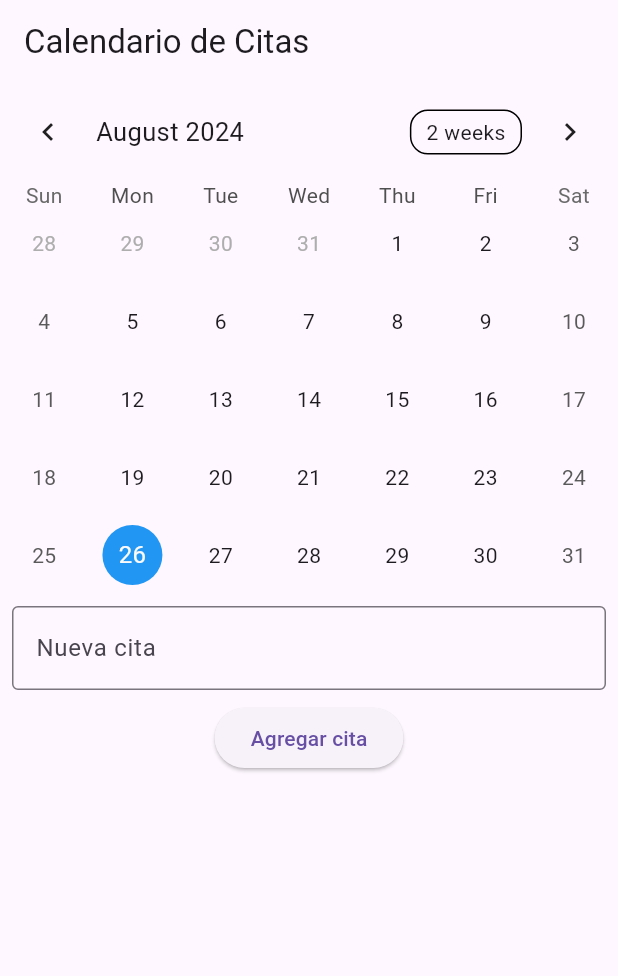
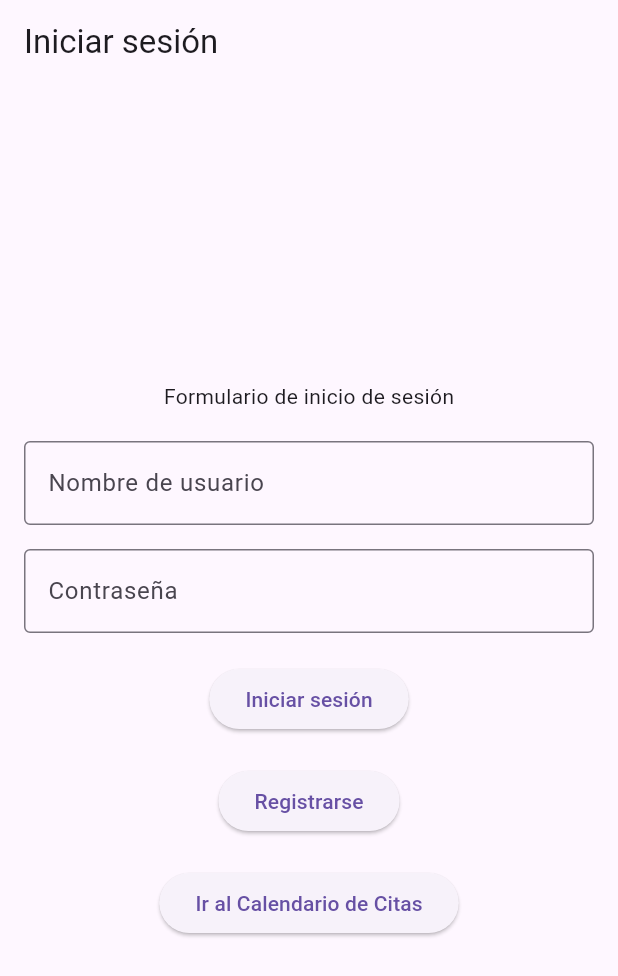
Before and after one commit to EZambranoFx/FrontEnd-Dart, a Flutter app: the screen it shows after launch, on a phone screen of 412 x 824 dp. Shown: the top 976 px of the screen. Run offline on Flutter 3.47's test engine with Material 3 defaults, Android fonts, the phone set to English and light mode, and no system bars; drawn by our look-alikes of table_calendar.

Commit message:
Agregando pantallas de inicio de sesion y registro de usuarios

```diff
--- a/lib/main.dart
+++ b/lib/main.dart
@@ -13,7 +13,169 @@ class MyApp extends StatelessWidget {
       theme: ThemeData(
         primarySwatch: Colors.blue,
       ),
-      home: MyHomePage(),
+      home: LoginPage(),  // Establece LoginPage como la pantalla principal
+    );
+  }
+}
+
+class LoginPage extends StatefulWidget {
+  @override
+  _LoginPageState createState() => _LoginPageState();
+}
+
+class _LoginPageState extends State<LoginPage> {
+  final _usernameController = TextEditingController();
+  final _passwordController = TextEditingController();
+
+  @override
+  Widget build(BuildContext context) {
+    return Scaffold(
+      appBar: AppBar(
+        title: Text('Iniciar sesión'),
+      ),
+      body: Padding(
+        padding: const EdgeInsets.all(16.0),
+        child: Center(
+          child: Column(
+            mainAxisAlignment: MainAxisAlignment.center,
+            children: [
+              Text('Formulario de inicio de sesión'),
+              SizedBox(height: 20),
+              TextField(
+                controller: _usernameController,
+                decoration: InputDecoration(
+                  labelText: 'Nombre de usuario',
+                  border: OutlineInputBorder(),
+                ),
+              ),
+              SizedBox(height: 16),
+              TextField(
+                controller: _passwordController,
+                obscureText: true,
+                decoration: InputDecoration(
+                  labelText: 'Contraseña',
+                  border: OutlineInputBorder(),
+                ),
+              ),
+              SizedBox(height: 20),
+              ElevatedButton(
+                onPressed: () {
+                  final username = _usernameController.text;
+                  final password = _passwordController.text;
+
+                  // Aquí puedes manejar el inicio de sesión, por ejemplo, validando la entrada
+                  if (username.isNotEmpty && password.isNotEmpty) {
+                    // Simulación de inicio de sesión exitoso
+                    ScaffoldMessenger.of(context).showSnackBar(
+                      SnackBar(content: Text('Inicio de sesión exitoso para $username')),
+                    );
+                    Navigator.push(
+                      context,
+                      MaterialPageRoute(builder: (context) => MyHomePage()),
+                    );
+                  } else {
+                    ScaffoldMessenger.of(context).showSnackBar(
+                      SnackBar(content: Text('Por favor, completa todos los campos')),
+                    );
+                  }
+                },
+                child: Text('Iniciar sesión'),
+              ),
+              SizedBox(height: 20),
+              ElevatedButton(
+                onPressed: () {
+                  Navigator.push(
+                    context,
+                    MaterialPageRoute(builder: (context) => SignUpPage()),
+                  );
+                },
+                child: Text('Registrarse'),
+              ),
+              SizedBox(height: 20),
+              ElevatedButton(
+                onPressed: () {
+                  Navigator.push(
+                    context,
+                    MaterialPageRoute(builder: (context) => MyHomePage()),
+                  );
+                },
+                child: Text('Ir al Calendario de Citas'),
+              ),
+            ],
+          ),
+        ),
+      ),
+    );
+  }
+}
+
+class SignUpPage extends StatefulWidget {
+  @override
+  _SignUpPageState createState() => _SignUpPageState();
+}
+
+class _SignUpPageState extends State<SignUpPage> {
+  final _usernameController = TextEditingController();
+  final _passwordController = TextEditingController();
+
+  @override
+  Widget build(BuildContext context) {
+    return Scaffold(
+      appBar: AppBar(
+        title: Text('Registrarse'),
+      ),
+      body: Padding(
+        padding: const EdgeInsets.all(16.0),
+        child: Center(
+          child: Column(
+            mainAxisAlignment: MainAxisAlignment.center,
+            children: [
+              Text('Formulario de registro'),
+              SizedBox(height: 20),
+              TextField(
+                controller: _usernameController,
+                decoration: InputDecoration(
+                  labelText: 'Nombre de usuario',
+                  border: OutlineInputBorder(),
+                ),
+              ),
+              SizedBox(height: 16),
+              TextField(
+                controller: _passwordController,
+                obscureText: true,
+                decoration: InputDecoration(
+                  labelText: 'Contraseña',
+                  border: OutlineInputBorder(),
+                ),
+              ),
+              SizedBox(height: 20),
+              ElevatedButton(
+                onPressed: () {
+                  final username = _usernameController.text;
+                  final password = _passwordController.text;
+
+                  // Aquí puedes manejar el registro del usuario, por ejemplo, validando la entrada
+                  if (username.isNotEmpty && password.isNotEmpty) {
+                    // Simulación de registro exitoso
+                    ScaffoldMessenger.of(context).showSnackBar(
+                      SnackBar(content: Text('Registro exitoso para $username')),
+                    );
+                    Navigator.push(
+                      context,
+                      MaterialPageRoute(builder: (context) => MyHomePage()),
+                    );
+                  } else {
+                    ScaffoldMessenger.of(context).showSnackBar(
+                      SnackBar(content: Text('Por favor, completa todos los campos')),
+                    );
+                  }
+                },
+                child: Text('Registrarse'),
+              ),
+            ],
+          ),
+        ),
+      ),
     );
   }
 }
@@ -89,6 +251,16 @@ class _MyHomePageState extends State<MyHomePage> {
                   .toList(),
             ),
           ),
+          SizedBox(height: 20),
+          ElevatedButton(
+            onPressed: () {
+              Navigator.push(
+                context,
+                MaterialPageRoute(builder: (context) => LoginPage()),
+              );
+            },
+            child: Text('Cerrar sesión'),
+          ),
         ],
       ),
     );
```
